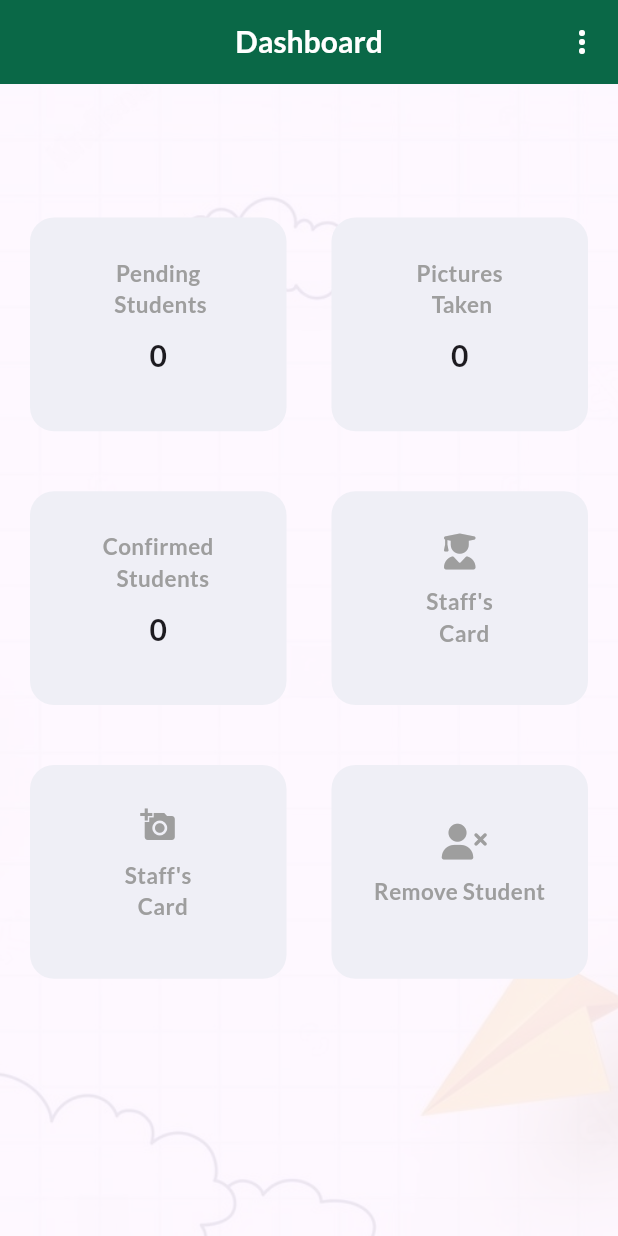
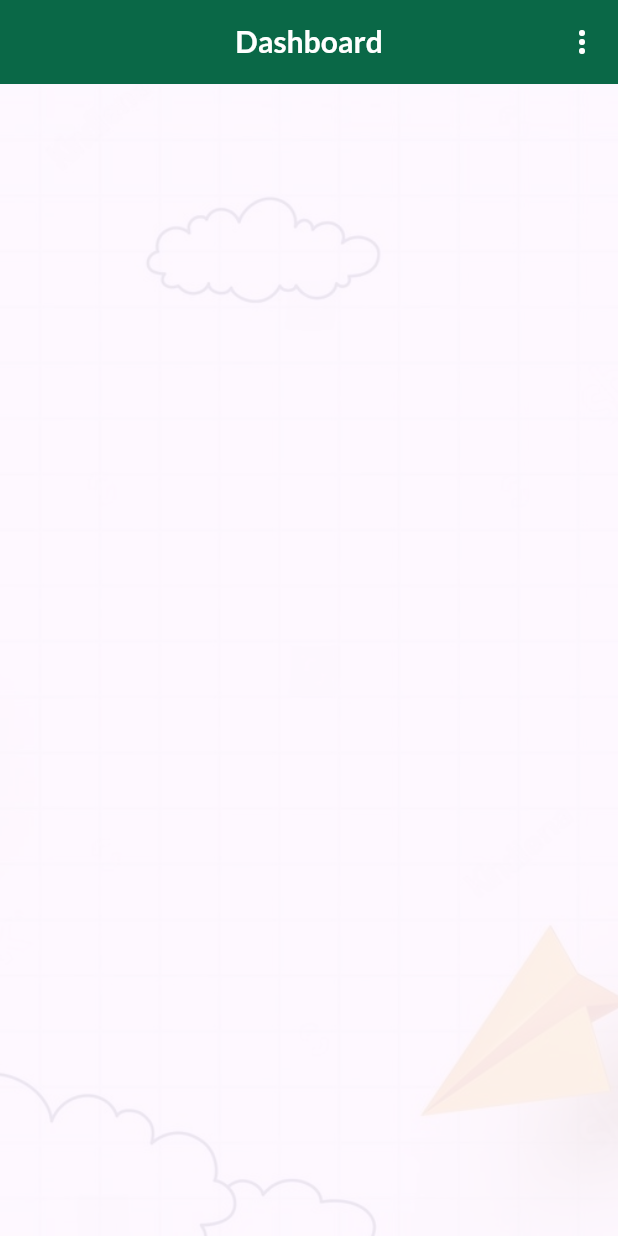
Before and after one commit to Sherwinsca-Hersi/id_card, a Flutter app: the HomeScreen screen opened directly, on a phone screen of 412 x 824 dp. Run offline on Flutter 3.47's test engine with Material 3 defaults, Android fonts, the phone set to English and light mode, and no system bars; drawn by our look-alikes of fl_chart; our stand-ins replace font_awesome_flutter, google_fonts, rounded_loading_button_plus; network calls fail.

Commit message:
Changes added

```diff
--- a/lib/res/components/k_common_container.dart
+++ b/lib/res/components/k_common_container.dart
@@ -11,7 +11,6 @@ class CommonContainer extends StatelessWidget {
     return Container(
       width: MediaQuery.of(context).size.width,
       height: MediaQuery.of(context).size.height,
-      child: child,
       decoration: BoxDecoration(
         image: DecorationImage(image: AssetImage(image),
           fit: BoxFit.cover,
--- a/lib/views/home_screen.dart
+++ b/lib/views/home_screen.dart
@@ -37,7 +37,6 @@ class _HomeScreenState extends State<HomeScreen> {
 
 
     return Consumer<DashboardProvider>(builder: (context,dashboardProvider,_){
-
       return Scaffold(
         appBar: AppBar(
           backgroundColor: AppColors.primary,
```
